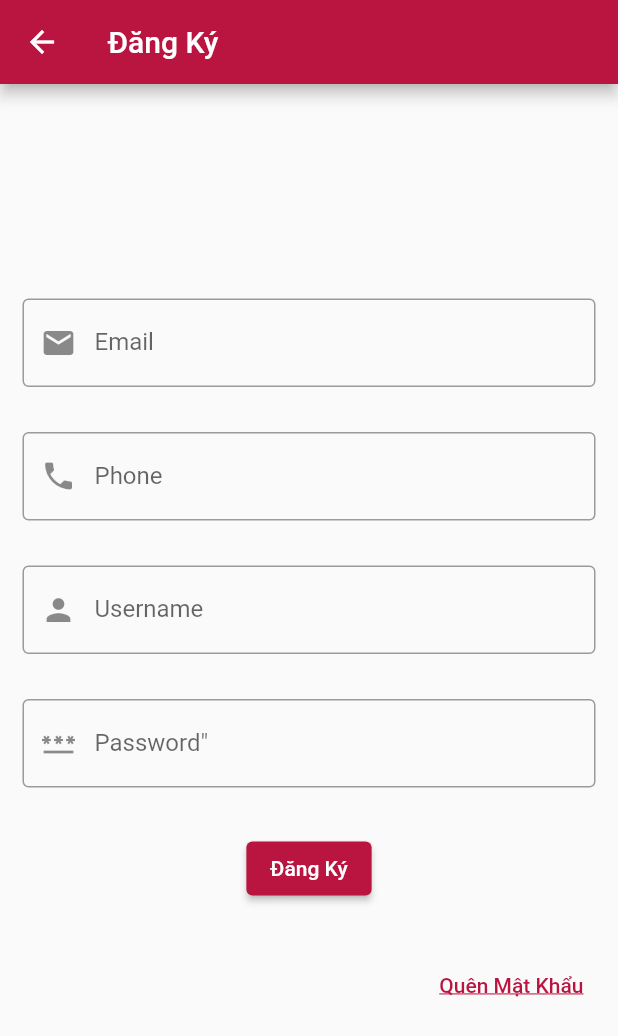
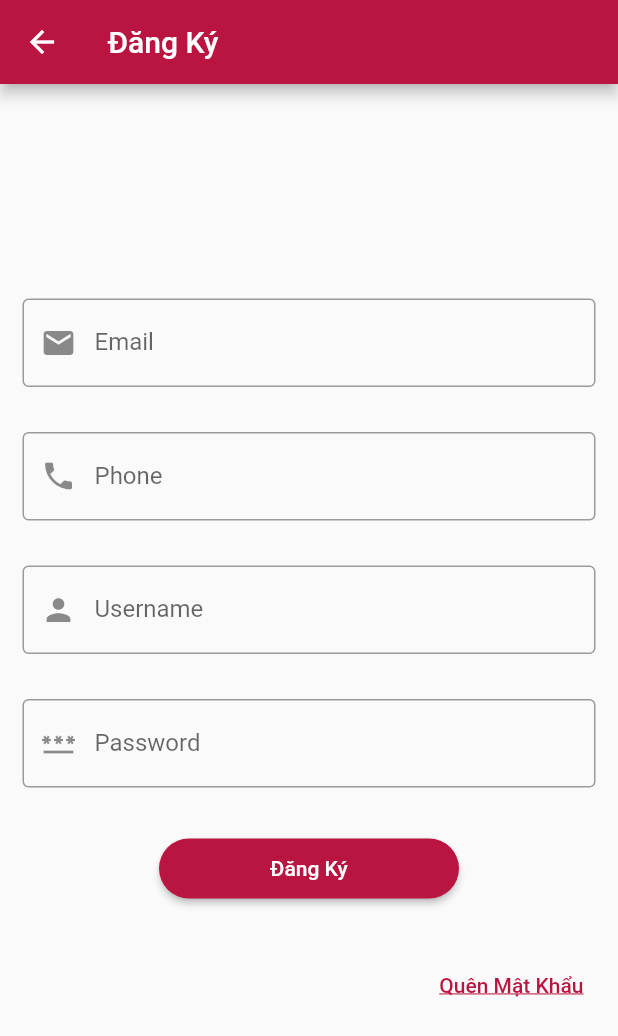
Before and after one commit to nxtruongg/book-shop-da, a Flutter app: the screen it shows after launch, item 2 of the bottom bar chosen, after a tap on "Đăng ký", on a phone screen of 412 x 824 dp. Shown: the top 1036 px of the screen. Run offline on Flutter 3.47's test engine with Material 2 defaults, Android fonts, the phone set to English and light mode, and no system bars; our stand-ins replace animated_text_kit; network calls fail.

Commit message:
them tep moi

```diff
--- a/lib/profile.dart
+++ b/lib/profile.dart
@@ -1,4 +1,6 @@
 import 'package:flutter/material.dart';
+import 'editprofile.dart';
+import 'history.dart';
 
 class ProfileApp extends StatelessWidget {
   @override
@@ -6,14 +8,23 @@ class ProfileApp extends StatelessWidget {
     return Scaffold(
       appBar: AppBar(
         backgroundColor: Color(0xFFBA1541),
-        actions: <Widget>[
+        title: Text('Thông tin cá nhân'),
+        actions: [
           IconButton(
-            icon: Icon(Icons.edit), // Icon để chuyển sang trang sửa thông tin
+            icon: Icon(Icons.edit),
             onPressed: () {
-              // Điều hướng đến trang sửa thông tin
               Navigator.push(
                 context,
                 MaterialPageRoute(builder: (context) => EditProfileScreen()),
+              );
+            },
+          ),
+          IconButton(
+            icon: Icon(Icons.history),
+            onPressed: () {
+              Navigator.push(
+                context,
+                MaterialPageRoute(builder: (context) => OrderHistoryPage()),
               );
             },
           ),
@@ -23,39 +34,29 @@ class ProfileApp extends StatelessWidget {
         child: Column(
           mainAxisAlignment: MainAxisAlignment.center,
           children: <Widget>[
-            // CircleAvatar(
-            //   backgroundImage: AssetImage(
-            //       'assets/avatadefault.jpg'),
-            //   radius: 50,
-            // ),
             SizedBox(height: 20),
-            Text('Phan Minh Trí',
-                style: TextStyle(fontSize: 24, fontWeight: FontWeight.bold)),
+            Text(
+              'Phan Minh Trí',
+              style: TextStyle(fontSize: 24, fontWeight: FontWeight.bold),
+            ),
             SizedBox(height: 10),
-            Text('Email: phanminhtrimtp@gmail.com',
-                style: TextStyle(fontSize: 16)),
+            Text(
+              'Email: phanminhtrimtp@gmail.com',
+              style: TextStyle(fontSize: 16),
+            ),
             SizedBox(height: 10),
-            Text('Địa Chỉ: Địa chỉ của bạn', style: TextStyle(fontSize: 16)),
+            Text(
+              'Địa Chỉ: Địa chỉ của bạn',
+              style: TextStyle(fontSize: 16),
+            ),
             SizedBox(height: 10),
-            Text('Địa Chỉ: Địa chỉ của bạn', style: TextStyle(fontSize: 16)),
+            Text(
+              'Địa Chỉ: Địa chỉ của bạn',
+              style: TextStyle(fontSize: 16),
+            ),
           ],
         ),
       ),
     );
   }
 }
-
-class EditProfileScreen extends StatelessWidget {
-  @override
-  Widget build(BuildContext context) {
-    return Scaffold(
-      appBar: AppBar(
-        backgroundColor: Color(0xFFBA1541),
-        title: Text('Sửa thông tin cá nhân'),
-      ),
-      body: Center(
-        child: Text('Nội dung sửa thông tin cá nhân ở đây'),
-      ),
-    );
-  }
-}
--- a/lib/register.dart
+++ b/lib/register.dart
@@ -16,43 +16,60 @@ class Register_Screen extends StatelessWidget {
         children: [
           Container(
             padding: const EdgeInsets.all(15),
-            child: const TextField(
-              keyboardType: TextInputType.emailAddress,
+            child: TextField(
+              keyboardType: TextInputType.phone,
               decoration: InputDecoration(
                 labelText: 'Email',
                 border: OutlineInputBorder(),
+                focusedBorder: OutlineInputBorder(
+                  borderSide: BorderSide(
+                      color: Color(0xFFBA1541)), // Đặt màu sắc khi ô được chọn
+                ),
                 prefixIcon: Icon(Icons.email),
               ),
             ),
           ),
           Container(
             padding: const EdgeInsets.all(15),
-            child: const TextField(
+            child: TextField(
               keyboardType: TextInputType.phone,
               decoration: InputDecoration(
                 labelText: 'Phone',
                 border: OutlineInputBorder(),
+                focusedBorder: OutlineInputBorder(
+                  borderSide: BorderSide(
+                      color: Color(0xFFBA1541)), // Đặt màu sắc khi ô được chọn
+                ),
                 prefixIcon: Icon(Icons.phone),
               ),
             ),
           ),
           Container(
             padding: const EdgeInsets.all(15),
-            child: const TextField(
+            child: TextField(
+              keyboardType: TextInputType.phone,
               decoration: InputDecoration(
                 labelText: 'Username',
                 border: OutlineInputBorder(),
+                focusedBorder: OutlineInputBorder(
+                  borderSide: BorderSide(
+                      color: Color(0xFFBA1541)), // Đặt màu sắc khi ô được chọn
+                ),
                 prefixIcon: Icon(Icons.person),
               ),
             ),
           ),
           Container(
             padding: const EdgeInsets.all(15),
-            child: const TextField(
-              obscureText: true,
+            child: TextField(
+              keyboardType: TextInputType.phone,
               decoration: InputDecoration(
-                labelText: 'Password"',
+                labelText: 'Password',
                 border: OutlineInputBorder(),
+                focusedBorder: OutlineInputBorder(
+                  borderSide: BorderSide(
+                      color: Color(0xFFBA1541)), // Đặt màu sắc khi ô được chọn
+                ),
                 prefixIcon: Icon(Icons.password),
               ),
             ),
@@ -60,12 +77,35 @@ class Register_Screen extends StatelessWidget {
           Container(
             padding: const EdgeInsets.all(15),
             child: ElevatedButton(
-              onPressed: () {},
-              child: const Text('Đăng Ký'),
+              onPressed: () {
+                showDialog(
+                  context: context,
+                  builder: (context) {
+                    return AlertDialog(
+                      title: Text('Đăng Ký'),
+                      content: Text('Chúc mừng bạn đã đăng ký thành công'),
+                      actions: [
+                        TextButton(
+                          onPressed: () => Navigator.pop(context),
+                          child: Text('OK'),
+                        ),
+                      ],
+                    );
+                  },
+                );
+              },
               style: ButtonStyle(
                 backgroundColor:
                     MaterialStateProperty.all(Color(0xFFBA1541)), // Đổi màu nút
+                shape: MaterialStateProperty.all<RoundedRectangleBorder>(
+                  RoundedRectangleBorder(
+                    borderRadius: BorderRadius.circular(20.0), // Đặt góc tròn
+                  ),
+                ),
+                minimumSize: MaterialStateProperty.all(
+                    Size(200, 40)), // Đặt kích thước tối thiểu
               ),
+              child: const Text('Đăng Ký'),
             ),
           ),
           Container(
--- a/lib/trangchu.dart
+++ b/lib/trangchu.dart
@@ -70,9 +70,9 @@ class _NavigationBarState extends State<NavigationBar> {
             label: 'Giỏ hàng',
           ),
           BottomNavigationBarItem(
-            icon: Icon(Icons.notifications),
-            activeIcon: Icon(Icons.notifications, color: Color(0xFFBA1541)),
-            label: 'Thông báo',
+            icon: Icon(Icons.search),
+            activeIcon: Icon(Icons.search, color: Color(0xFFBA1541)),
+            label: 'Tìm kiếm',
           ),
           BottomNavigationBarItem(
             icon: Icon(Icons.person),
```
